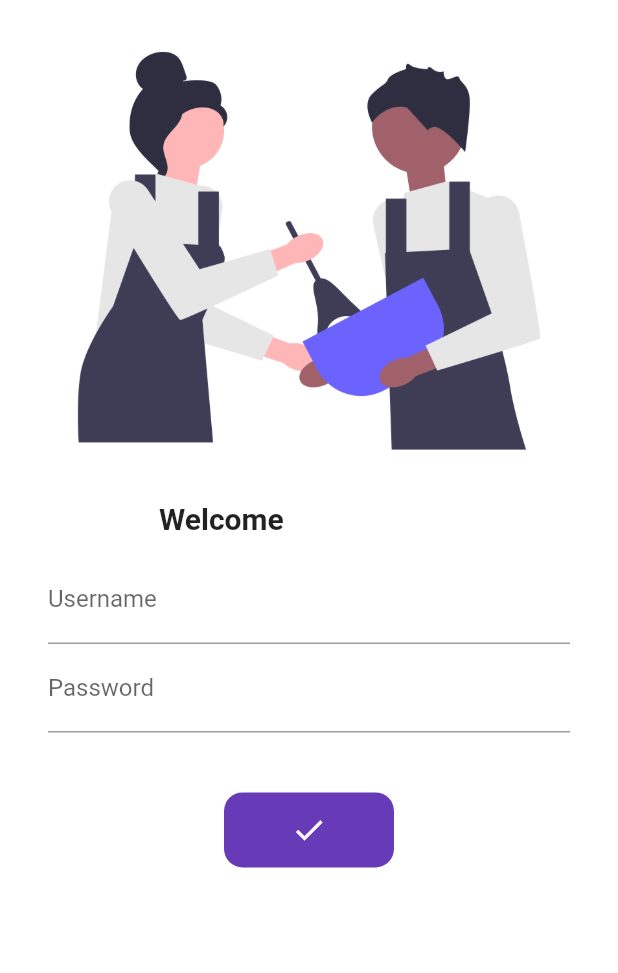
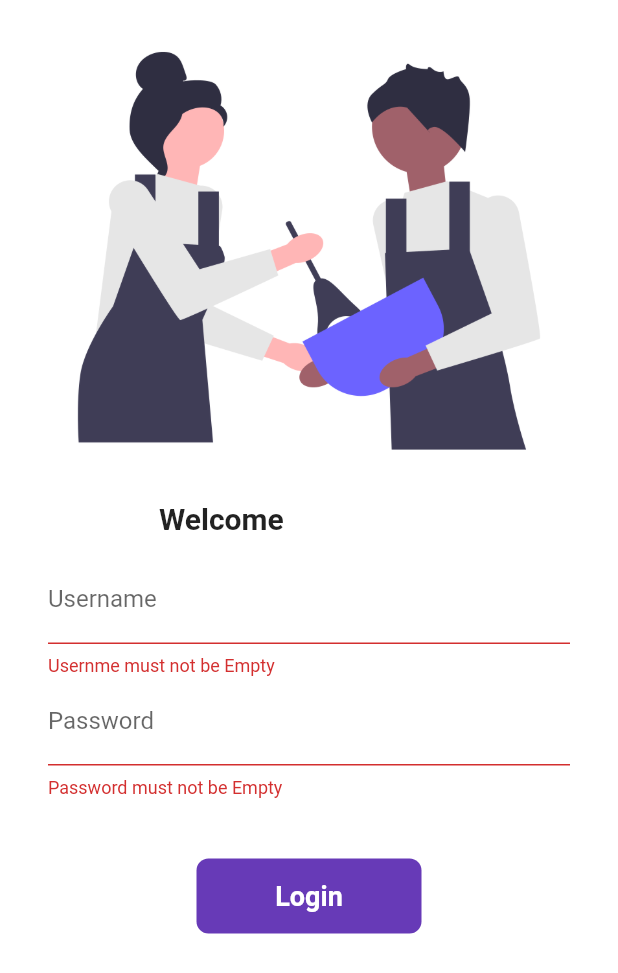
Before and after one commit to mirzacoder1/my_first_app, a Flutter app: the screen it shows after launch, after a tap on "Login", on a phone screen of 412 x 824 dp. Shown: the top 973 px of the screen. Run offline on Flutter 3.47's test engine with Material 2 defaults, Android fonts, the phone set to English and light mode, and no system bars; our stand-ins replace google_fonts.

Commit message:
day 8 Completed

```diff
--- a/lib/pages/login_page.dart
+++ b/lib/pages/login_page.dart
@@ -11,6 +11,22 @@ class LoginPage extends StatefulWidget {
 class _LoginPageState extends State<LoginPage> {
   String name = "";
   bool changeButton = false;
+  final _formKey = GlobalKey<FormState>();
+
+  moveToHome(BuildContext context) async {
+    if (_formKey.currentState!.validate()) {
+      setState(() {
+        changeButton = true;
+      });
+      await Future.delayed(Duration(seconds: 3));
+      print("Hii Swati, I'm Going to HomePage....");
+      Navigator.pushNamed(context, MyRoutes.homeRoute);
+      setState(() {
+        print("Going Back to Login Page....");
+        changeButton = false;
+      });
+    }
+  }
 
   @override
   Widget build(BuildContext context) {
@@ -26,6 +42,8 @@ class _LoginPageState extends State<LoginPage> {
       ), */
       color: Colors.white,
       child: SingleChildScrollView(
+        child: Form(
+          key: _formKey,
           child: Column(
             children: [
               Image.asset(
@@ -53,6 +71,12 @@ class _LoginPageState extends State<LoginPage> {
                         hintText: "Enter Username",
                         labelText: "Username",
                       ),
+                      validator: (value) {
+                        if (value!.isEmpty) {
+                          return "Usernme must not be Empty";
+                        }
+                        return null;
+                      },
                       onChanged: (value) {
                         name = value;
                         setState(() {});
@@ -64,25 +88,32 @@ class _LoginPageState extends State<LoginPage> {
                         hintText: "Enter password",
                         labelText: "Password",
                       ),
+                      validator: (value) {
+                        if (value!.isEmpty) {
+                          return "Password must not be Empty";
+                        } else if (value.length < 6) {
+                          return "Password length must be greater than 6";
+                        }
+                        return null;
+                      },
                     ),
                     SizedBox(
                       height: 40.0,
                     ),
-                  InkWell(
-                    onTap: () async {
-                      setState(() {
-                        changeButton = true;
-                      });
-                      await Future.delayed(Duration(seconds: 3));
-                      print("Hii Swati, I'm Going to HomePage....");
-                      Navigator.pushNamed(context, MyRoutes.homeRoute);
-                    },
+                    Material(
+                      color: Colors.deepPurple,
+                      borderRadius:
+                          BorderRadius.circular(changeButton ? 20 : 8),
+                      child: InkWell(
+                        onTap: () => moveToHome(context),
                         child: AnimatedContainer(
                           duration: Duration(seconds: 3),
                           width: changeButton ? 50 : 150,
                           height: 50,
                           alignment: Alignment.center,
-                        child:changeButton?Icon(Icons.done,color:Colors.white):Text(
+                          child: changeButton
+                              ? Icon(Icons.done, color: Colors.white)
+                              : Text(
                                   "Login",
                                   style: TextStyle(
                                     color: Colors.white,
@@ -90,16 +121,16 @@ class _LoginPageState extends State<LoginPage> {
                                     fontSize: 18.0,
                                   ),
                                 ),
-                        decoration: BoxDecoration(
+                          /* decoration: BoxDecoration(
                             color: Colors.deepPurple,
-                            /* shape: changeButton
+                            shape: changeButton
                                   ? BoxShape.circle
-                                : BoxShape.rectangle, */
-                            borderRadius:BorderRadius.circular(changeButton ? 20 : 8)
-                            )
+                                  : BoxShape.rectangle,
+
+                          ), */
                         ),
                       ),
-
+                    )
                     /* ElevatedButton(
                       child: Text("Login"),
                       onPressed: () {
@@ -121,6 +152,7 @@ class _LoginPageState extends State<LoginPage> {
             ],
           ),
         ),
+      ),
     );
   }
 }
```
Lines whose indentation alone changed are shown as unchanged.
